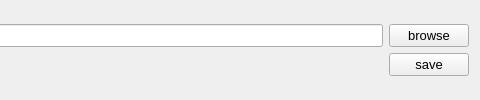
This is savePlot.ui in warshauer/Pulsesearch as Qt 5 draws it before an edit; both pictures show x 220 to 700 and y 0 to 100 of the 700 by 100 pixel window. The edited form follows.
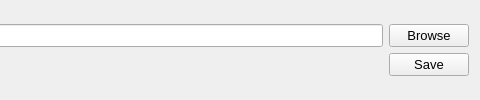
This is the edited form.

```diff
--- a/savePlot.ui
+++ b/savePlot.ui
@@ -46,7 +46,7 @@
         </font>
        </property>
        <property name="text">
-        <string>browse</string>
+        <string>Browse</string>
        </property>
       </widget>
      </item>
@@ -75,7 +75,7 @@
         </font>
        </property>
        <property name="text">
-        <string>save</string>
+        <string>Save</string>
        </property>
       </widget>
      </item>
```
